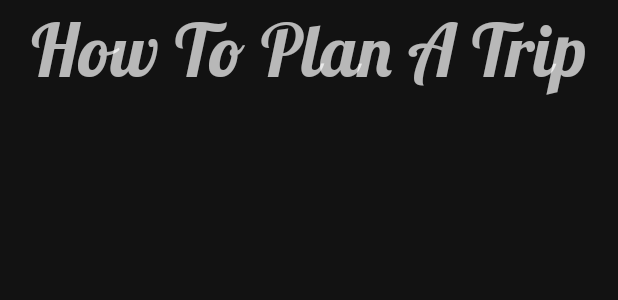
After one commit to kshitij-halankar/TravelR, an Android app: the layout activity_planner_guide.xml on its own in the app's theme, with its tools: preview values and no code run, on a phone screen of 412 x 824 dp. The commit adds this screen. Shown: the top 300 px of the screen. Run offline under Robolectric (Android 15) with nearby library versions, the phone set to English and light mode, and no system bars.

Commit message:
Travel Planner UI

```diff
--- /dev/null
+++ b/TravelR/app/src/main/res/layout/activity_planner_guide.xml
@@ -0,0 +1,20 @@
+<?xml version="1.0" encoding="utf-8"?>
+<androidx.constraintlayout.widget.ConstraintLayout xmlns:android="http://schemas.android.com/apk/res/android"
+    xmlns:app="http://schemas.android.com/apk/res-auto"
+    xmlns:tools="http://schemas.android.com/tools"
+    android:layout_width="match_parent"
+    android:layout_height="match_parent"
+    tools:context=".PlannerGuide">
+    <TextView
+        android:id="@+id/plannerguidetext"
+        android:layout_width="0dp"
+        android:layout_height="wrap_content"
+        android:layout_marginTop="3dp"
+        android:fontFamily="@font/lobster"
+        android:gravity="center"
+        android:text="How To Plan A Trip"
+        android:textSize="48sp"
+        app:layout_constraintEnd_toEndOf="parent"
+        app:layout_constraintStart_toStartOf="parent"
+        app:layout_constraintTop_toTopOf="parent" />
+</androidx.constraintlayout.widget.ConstraintLayout>
```
Also changed, not shown: TravelR/app/src/main/AndroidManifest.xml (+12 -1 lines), TravelR/app/src/main/java/com/kshitijcan/travelr/BucketList.java (added, +14 -0 lines), TravelR/app/src/main/java/com/kshitijcan/travelr/PlannerFragment.java (+38 -2 lines), TravelR/app/src/main/java/com/kshitijcan/travelr/PlannerGuide.java (added, +14 -0 lines), TravelR/app/src/main/java/com/kshitijcan/travelr/TravelPlanner.java (added, +19 -0 lines), TravelR/app/src/main/res/layout/activity_bucket_list.xml (added, +20 -0 lines), TravelR/app/src/main/res/layout/activity_travel_planner.xml (added, +21 -0 lines), TravelR/app/src/main/res/layout/fragment_planner.xml (+47 -5 lines).
